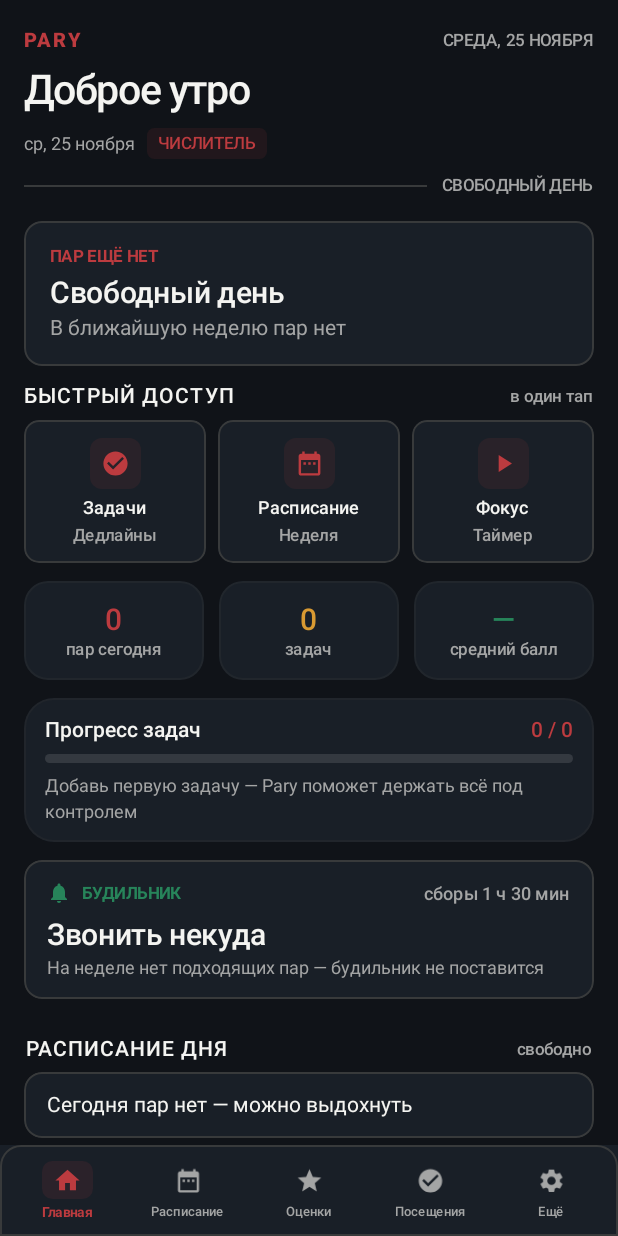
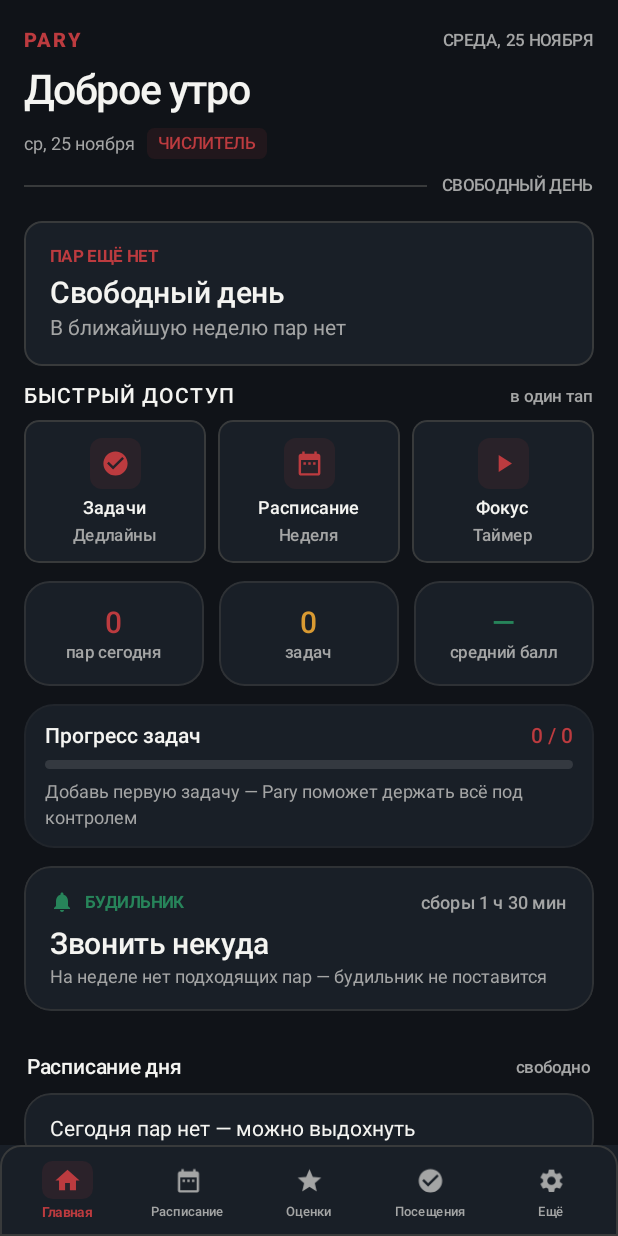
Before and after one commit to trololoshkacol-pixel/pary-android, an Android app built with Jetpack Compose: the screen it shows after launch (MainActivity), after a tap on "Пропустить", on a phone screen of 412 x 824 dp. Run offline under Robolectric (Android 15) with nearby library versions, the phone set to English and light mode, and no system bars; 1 statement that could not run was skipped.

Commit message:
design: refine Swiss Modern visual system

```diff
--- a/app/src/main/java/com/pary/app/ui/Components.kt
+++ b/app/src/main/java/com/pary/app/ui/Components.kt
@@ -50,12 +50,12 @@ fun ParyCard(
     onClick: (() -> Unit)? = null,
     content: @Composable ColumnScope.() -> Unit,
 ) {
-    val shape = RoundedCornerShape(12.dp)
+    val shape = RoundedCornerShape(18.dp)
     val base = modifier
         .fillMaxWidth()
         .clip(shape)
         .background(color, shape)
-        .border(1.dp, MaterialTheme.colorScheme.outline, shape)
+        .border(0.8.dp, MaterialTheme.colorScheme.outline.copy(alpha = 0.72f), shape)
     val animated = if (LocalExtra.current.animationsEnabled) {
         base.animateContentSize(animationSpec = tween(180))
     } else base
@@ -63,7 +63,7 @@ fun ParyCard(
         animated.clickable(role = Role.Button, onClick = onClick)
     } else animated
     Column(
-        modifier = interactive.padding(horizontal = 15.dp, vertical = 14.dp),
+        modifier = interactive.padding(horizontal = 17.dp, vertical = 16.dp),
         content = content,
     )
 }
@@ -73,12 +73,12 @@ fun SectionHeader(title: String, trailing: String? = null, modifier: Modifier =
     Row(
         modifier = modifier
             .fillMaxWidth()
-            .padding(start = 1.dp, end = 1.dp, bottom = 7.dp, top = 13.dp),
+            .padding(start = 2.dp, end = 2.dp, bottom = 9.dp, top = 17.dp),
         verticalAlignment = Alignment.CenterVertically,
     ) {
         Text(
-            title.uppercase(),
-            style = MaterialTheme.typography.labelLarge.copy(letterSpacing = 0.65.sp),
+            title,
+            style = MaterialTheme.typography.titleSmall.copy(letterSpacing = (-0.15).sp),
             color = MaterialTheme.colorScheme.onSurface,
             modifier = Modifier.weight(1f),
         )
@@ -96,10 +96,10 @@ fun SectionHeader(title: String, trailing: String? = null, modifier: Modifier =
 fun StatTile(value: String, label: String, tone: Color, modifier: Modifier = Modifier) {
     Column(
         modifier = modifier
-            .clip(MaterialTheme.shapes.medium)
+            .clip(RoundedCornerShape(17.dp))
             .background(MaterialTheme.colorScheme.surface)
-            .border(1.dp, MaterialTheme.colorScheme.outline.copy(alpha = 0.28f), MaterialTheme.shapes.medium)
-            .padding(vertical = 14.dp, horizontal = 10.dp),
+            .border(0.8.dp, MaterialTheme.colorScheme.outline.copy(alpha = 0.7f), RoundedCornerShape(17.dp))
+            .padding(vertical = 16.dp, horizontal = 10.dp),
         horizontalAlignment = Alignment.CenterHorizontally,
     ) {
         Text(value, style = MaterialTheme.typography.headlineSmall, color = tone, maxLines = 1)
```
